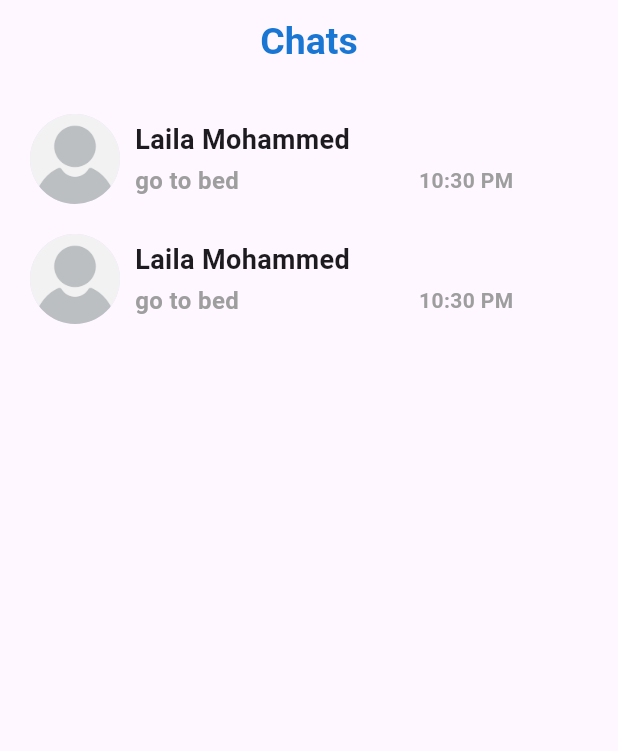
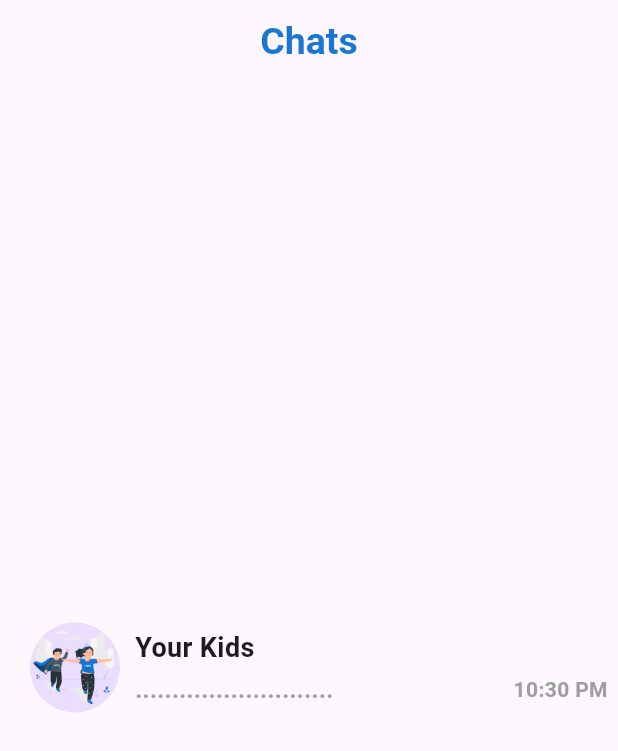
Before and after one commit to 1M0HAMEDSALAH/Graduation-Project, a Flutter app: the Chats screen opened directly, on a phone screen of 412 x 824 dp. Shown: the top 751 px of the screen. Run offline on Flutter 3.47's test engine with Material 3 defaults, Android fonts, the phone set to English and light mode, and no system bars; our stand-ins replace cloud_firestore, firebase_auth, firebase_core, firebase_storage, fl_chart, flutter_map and 7 more; missing offline and left inert: device_apps, flutter_facebook_auth, icon_icons, usage_stats, widget_loading; accounts and stored records are empty.

Commit message:
Kids Control

```diff
--- a/lib/modules/kids_control/Home/chat/chat_screen.dart
+++ b/lib/modules/kids_control/Home/chat/chat_screen.dart
@@ -22,11 +22,9 @@ class Chats extends StatelessWidget {
           width: double.infinity,
           padding: const EdgeInsets.only(left: 10, top: 10),
           child: Column(
+            crossAxisAlignment: CrossAxisAlignment.center,
+            mainAxisAlignment: MainAxisAlignment.center,
             children: [
-              ChatItems(),
-              const SizedBox(
-                height: 20,
-              ),
               ChatItems(),
             ],
           ),
@@ -51,7 +49,7 @@ class ChatItems extends StatelessWidget {
         children: [
           CircleAvatar(
             radius: 30,
-            backgroundImage: AssetImage('assets/images/Unknown_person.jpg'),
+            backgroundImage: AssetImage('assets/images/Children-pana.png'),
           ),
           const SizedBox(
               width: 10
@@ -60,7 +58,7 @@ class ChatItems extends StatelessWidget {
             crossAxisAlignment: CrossAxisAlignment.start,
             children: [
               Text(
-                "Laila Mohammed",
+                "Your Kids",
                 style: const TextStyle(fontSize: 18, fontWeight: FontWeight.bold),
               ),
               const SizedBox(height: 3),
@@ -68,7 +66,7 @@ class ChatItems extends StatelessWidget {
                 mainAxisAlignment: MainAxisAlignment.spaceBetween,
                 children: [
                   Text(
-                    "go to bed",
+                    "...........................",
                     style: const TextStyle(
                         color: Colors.grey,
                         fontSize: 16,
--- a/lib/modules/kids_control/Home/dashboard/slectedkidscreen.dart
+++ b/lib/modules/kids_control/Home/dashboard/slectedkidscreen.dart
@@ -76,7 +76,6 @@ class _KidScrenenState extends State<KidScrenen> {
                   Expanded(
                     child: IconButton(
                       onPressed: () {
-                        print('Block');
                         showDialog(
                           context: context,
                           builder: (BuildContext context) {
--- a/lib/modules/kids_control/Home/settings/profile_setting.dart
+++ b/lib/modules/kids_control/Home/settings/profile_setting.dart
@@ -71,7 +71,7 @@ class _ProfileState extends State<Profile> {
           ),
           const SizedBox(height: 30,),
            Center(
-            child: profileData.isNotEmpty ? CircleAvatar(
+            child: profileData[0]['image'] != null ? CircleAvatar(
               radius: 60,
               backgroundImage: NetworkImage(profileData[0]['image']),
             ) : CircleAvatar(
--- a/lib/modules/kids_control/device_apps/deviceapps_screen.dart
+++ b/lib/modules/kids_control/device_apps/deviceapps_screen.dart
@@ -57,7 +57,7 @@ class _DeviceAppState extends State<DeviceApp> {
             content: Text("You Can't Accesses To Kid Location ."),
           );
         },
-      );;
+      );
     }
     if(permission == LocationPermission.whileInUse){
      Position position = await Geolocator.getCurrentPosition();
```
Also changed, not shown: lib/modules/kids_control/Home/settings/privacy.dart (+16 -5 lines), lib/modules/kids_control/Home/settings/update_profile.dart (+8 -4 lines).
